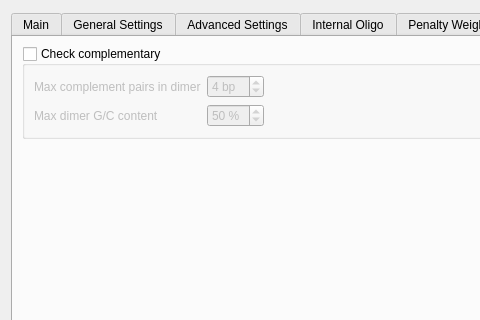
Qt form src/plugins_3rdparty/primer3/src/Primer3Dialog.ui (ugeneunipro/ugene) before a commit; both pictures show x 0 to 480 and y 0 to 320 of the 1024 by 768 pixel window.
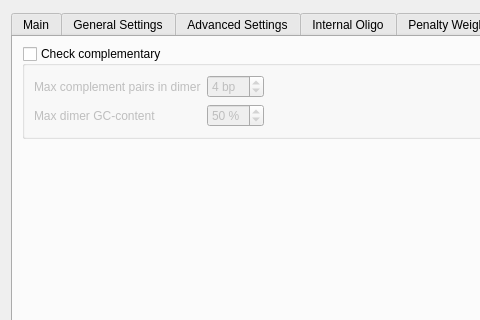
The same form after that commit.

Commit message: UGENE-7918 translations update

What changed in the file:
```diff
--- a/src/plugins_3rdparty/primer3/src/Primer3Dialog.ui
+++ b/src/plugins_3rdparty/primer3/src/Primer3Dialog.ui
@@ -6495,7 +6495,7 @@
              <string>Maximum persantage of G/C base pairs</string>
             </property>
             <property name="text">
-             <string>Max dimer G/C content</string>
+             <string>Max dimer GC-content</string>
             </property>
            </widget>
           </item>
```
The commit also changes 1 other file.
